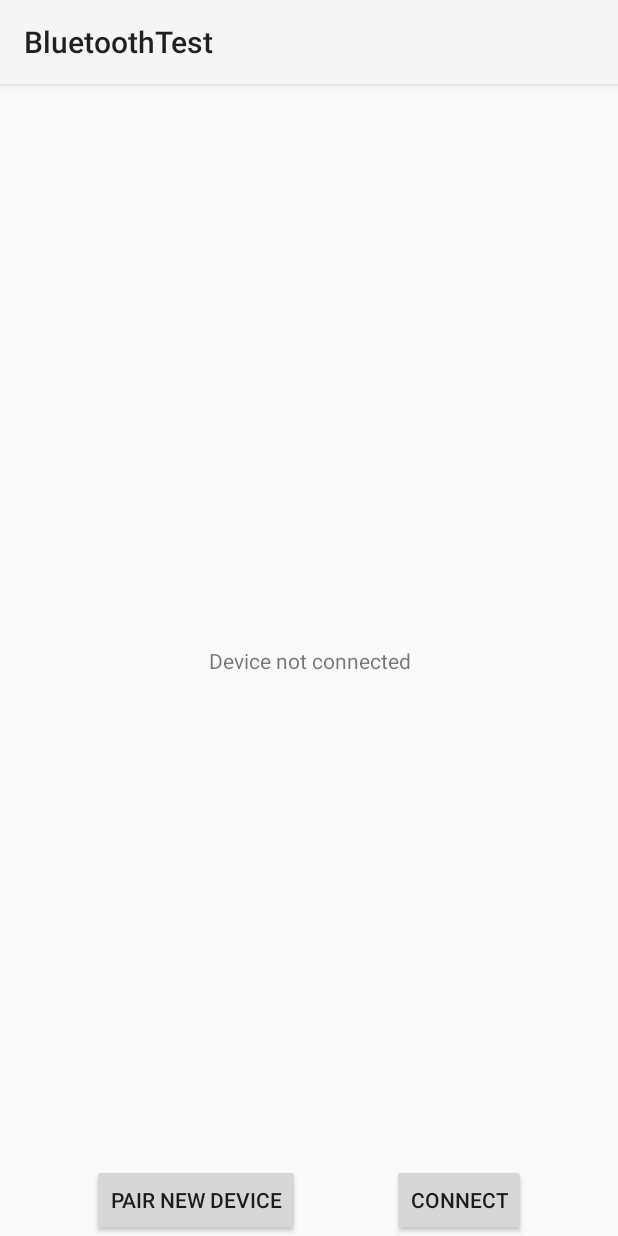
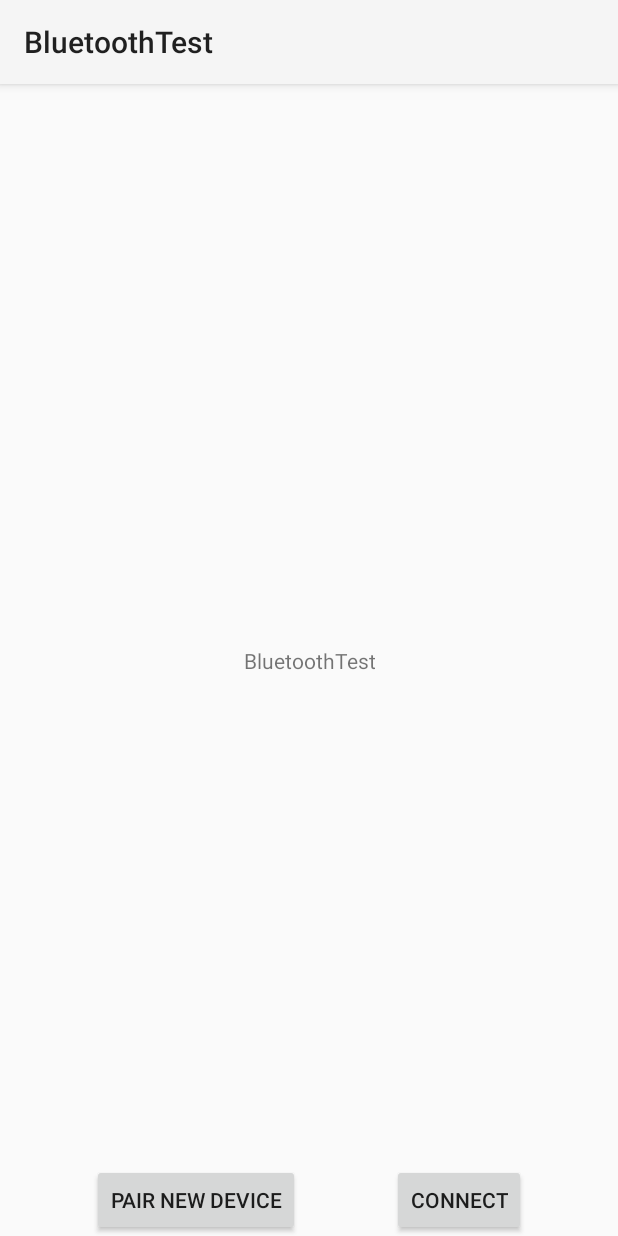
Before and after one commit to PavelETU/AbakanElectronicsOneThousand, an Android app: the screen it shows after launch (MainActivity), after a tap on "CONNECT", on a phone screen of 412 x 824 dp. Run offline under Robolectric (Android 15) with nearby library versions, the phone set to English and light mode, and no system bars; our stand-ins replace Dagger/Hilt's generated code.

Commit message:
Extract strings into strings.xml

```diff
--- a/app/src/main/java/com/example/bluetoothtest/MainActivity.kt
+++ b/app/src/main/java/com/example/bluetoothtest/MainActivity.kt
@@ -24,6 +24,7 @@ import androidx.annotation.RequiresApi
 import androidx.appcompat.app.AppCompatActivity
 import androidx.core.content.ContextCompat
 import androidx.lifecycle.lifecycleScope
+import com.example.bluetoothtest.utils.getString
 import dagger.hilt.android.AndroidEntryPoint
 import java.util.regex.Pattern
 
@@ -60,7 +61,7 @@ class MainActivity : AppCompatActivity() {
         }
 
     private fun showEnableBluetoothNextTime() {
-        Toast.makeText(this, "Enable bluetooth next time!", Toast.LENGTH_LONG).show()
+        Toast.makeText(this, getString(R.string.enable_bluetooth_next_time), Toast.LENGTH_LONG).show()
     }
 
     override fun onCreate(savedInstanceState: Bundle?) {
@@ -74,12 +75,12 @@ class MainActivity : AppCompatActivity() {
     private fun observeViewModel() {
         lifecycleScope.launchWhenResumed {
             viewModel.toastMessage.collect {
-                Toast.makeText(this@MainActivity, it, Toast.LENGTH_LONG).show()
+                Toast.makeText(this@MainActivity, getString(it), Toast.LENGTH_LONG).show()
             }
         }
         lifecycleScope.launchWhenResumed {
             viewModel.outputMessage.collect {
-                findViewById<TextView>(R.id.output).text = it
+                findViewById<TextView>(R.id.output).text = getString(it)
             }
         }
     }
--- a/app/src/main/java/com/example/bluetoothtest/MainViewModel.kt
+++ b/app/src/main/java/com/example/bluetoothtest/MainViewModel.kt
@@ -7,6 +7,7 @@ import android.media.AudioTrack
 import android.util.Log
 import androidx.lifecycle.ViewModel
 import androidx.lifecycle.viewModelScope
+import com.example.bluetoothtest.utils.ResourceWithFormatting
 import dagger.hilt.android.lifecycle.HiltViewModel
 import kotlinx.coroutines.CoroutineDispatcher
 import kotlinx.coroutines.Dispatchers
@@ -23,22 +24,24 @@ class MainViewModel @Inject constructor(
     private var bluetoothAdapter: BluetoothAdapter? = null
     private var bluetoothSocket: BluetoothSocket? = null
     private var audioTrack: AudioTrack? = null
-    val toastMessage = MutableSharedFlow<String>()
-    val outputMessage = MutableStateFlow("Device not connected")
+    val toastMessage = MutableSharedFlow<ResourceWithFormatting>()
+    val outputMessage = MutableStateFlow(ResourceWithFormatting(R.string.app_name, " for $READABLE_NAME_OF_THE_DEVICE"))
 
     fun onBluetoothEnabledOrDeviceBonded(bluetoothAdapter: BluetoothAdapter) {
         this.bluetoothAdapter = bluetoothAdapter
         if (bluetoothAdapter.bondedDevices.none { it.name.contains(NAME_OF_THE_DEVICE) }) {
-            outputMessage.tryEmit("You don't have any $READABLE_NAME_OF_THE_DEVICE devices paired. Turn on the device and click Pair New Device")
+            outputMessage.tryEmit(ResourceWithFormatting(R.string.no_device_paired, READABLE_NAME_OF_THE_DEVICE))
         } else {
-            outputMessage.tryEmit("$READABLE_NAME_OF_THE_DEVICE ready to connect. Turn the device on and click Connect")
+            outputMessage.tryEmit(ResourceWithFormatting(R.string.ready_to_connect, READABLE_NAME_OF_THE_DEVICE))
         }
     }
 
+    // Suppress warning since Android Studio doesn't know ioDispatcher is always ioDispatcher when running the app
+    @Suppress("BlockingMethodInNonBlockingContext")
     fun connectDevice(ioDispatcher: CoroutineDispatcher = Dispatchers.IO) {
         viewModelScope.launch(ioDispatcher) {
             if (bluetoothAdapter == null) {
-                toastMessage.emit("Bluetooth was not enabled. Restart the app and accept all permissions and turn Bluetooth on")
+                toastMessage.emit(ResourceWithFormatting(R.string.bluetooth_was_not_enabled, null))
                 return@launch
             }
             bluetoothAdapter!!.cancelDiscovery()
@@ -46,16 +49,16 @@ class MainViewModel @Inject constructor(
                 bluetoothAdapter!!.bondedDevices.filter { it.name.contains(NAME_OF_THE_DEVICE) }
                     .getOrNull(0)
             if (device == null) {
-                toastMessage.emit("No $READABLE_NAME_OF_THE_DEVICE device found")
+                toastMessage.emit(ResourceWithFormatting(R.string.no_device_found))
                 return@launch
             }
             prepareAudioTrack()
             bluetoothSocket =
                 device.createRfcommSocketToServiceRecord(DEFAULT_UUID_FOR_CUSTOM_DEVICES)
             try {
-                outputMessage.emit("Connecting ${device.name} device...")
+                outputMessage.emit(ResourceWithFormatting(R.string.connecting_device))
                 bluetoothSocket!!.connect()
-                outputMessage.emit("Device ${device.name} connected")
+                outputMessage.emit(ResourceWithFormatting(R.string.device_connected))
                 val inputStream = bluetoothSocket!!.inputStream
                 var numberOfByte = 0
                 var overallBytes = 0L
@@ -65,8 +68,8 @@ class MainViewModel @Inject constructor(
                     val currentUByte = try {
                         inputStream.read().toUByte()
                     } catch (t: Throwable) {
-                        toastMessage.emit("Steam was interrupted")
-                        outputMessage.emit("Device ${device.name} not connected")
+                        toastMessage.emit(ResourceWithFormatting(R.string.stream_was_interrupted, null))
+                        outputMessage.emit(ResourceWithFormatting(R.string.device_not_connected))
                         break
                     }
                     overallBytes++
@@ -84,8 +87,8 @@ class MainViewModel @Inject constructor(
                     }
                 }
             } catch (t: Throwable) {
-                outputMessage.emit("Device ${device.name} not connected")
-                toastMessage.emit("Error while connecting to the device")
+                outputMessage.emit(ResourceWithFormatting(R.string.device_not_connected))
+                toastMessage.emit(ResourceWithFormatting(R.string.error_while_connecting, null))
             }
         }
     }
--- /dev/null
+++ b/app/src/main/java/com/example/bluetoothtest/utils/ResourceWithFormatting.kt
@@ -0,0 +1,14 @@
+package com.example.bluetoothtest.utils
+
+import android.content.Context
+import com.example.bluetoothtest.READABLE_NAME_OF_THE_DEVICE
+
+data class ResourceWithFormatting(
+    val resource: Int,
+    val formattingString: String? = READABLE_NAME_OF_THE_DEVICE
+)
+
+fun Context.getString(resourceWithFormatting: ResourceWithFormatting): String =
+    resourceWithFormatting.formattingString?.run {
+        getString(resourceWithFormatting.resource, resourceWithFormatting.formattingString)
+    } ?: getString(resourceWithFormatting.resource)
--- a/app/src/main/res/values/strings.xml
+++ b/app/src/main/res/values/strings.xml
@@ -2,4 +2,15 @@
     <string name="app_name">BluetoothTest</string>
     <string name="pair_new_device">Pair new device</string>
     <string name="connect">Connect</string>
+    <string name="no_device_paired">You don\'t have any %1$s devices paired. Turn on the device
+        and click Pair New Device</string>
+    <string name="ready_to_connect">%1$s ready to connect. Turn the device on and click Connect</string>
+    <string name="bluetooth_was_not_enabled">Bluetooth was not enabled. Restart the app and accept all permissions and turn Bluetooth on</string>
+    <string name="no_device_found">No %1$s device found</string>
+    <string name="error_while_connecting">Error while connecting to the device</string>
+    <string name="device_not_connected">"Device %1$s not connected</string>
+    <string name="stream_was_interrupted">Stream was interrupted</string>
+    <string name="connecting_device">Connecting %1$s device…</string>
+    <string name="device_connected">Device %1$s connected</string>
+    <string name="enable_bluetooth_next_time">Enable bluetooth next time!</string>
 </resources>
```
Also changed, not shown: 1 other file.
